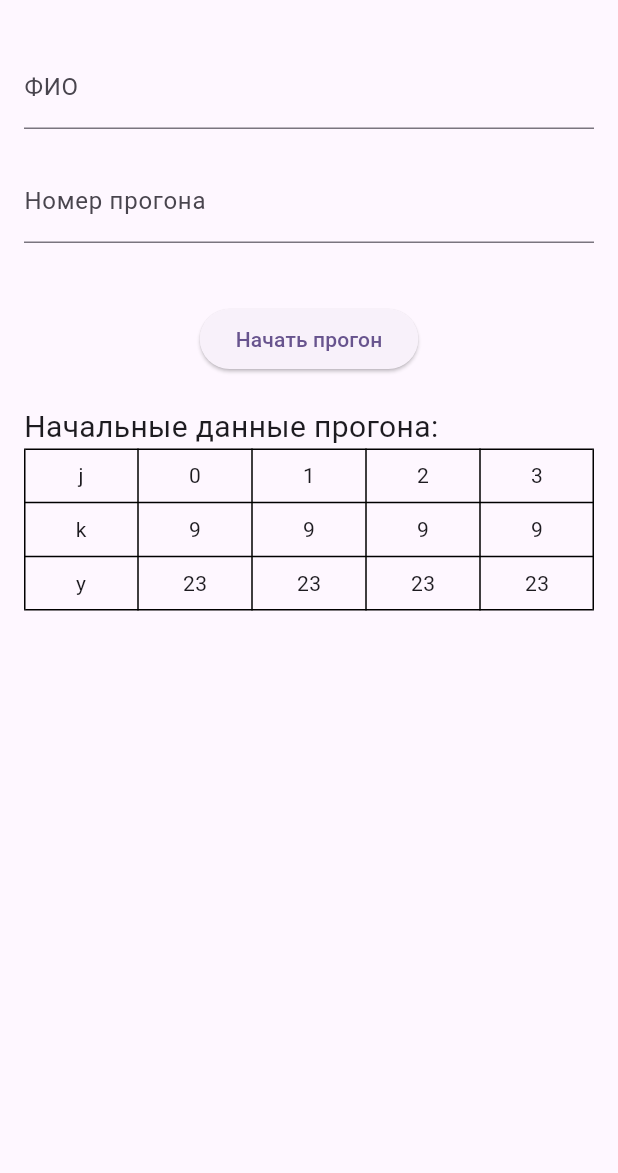
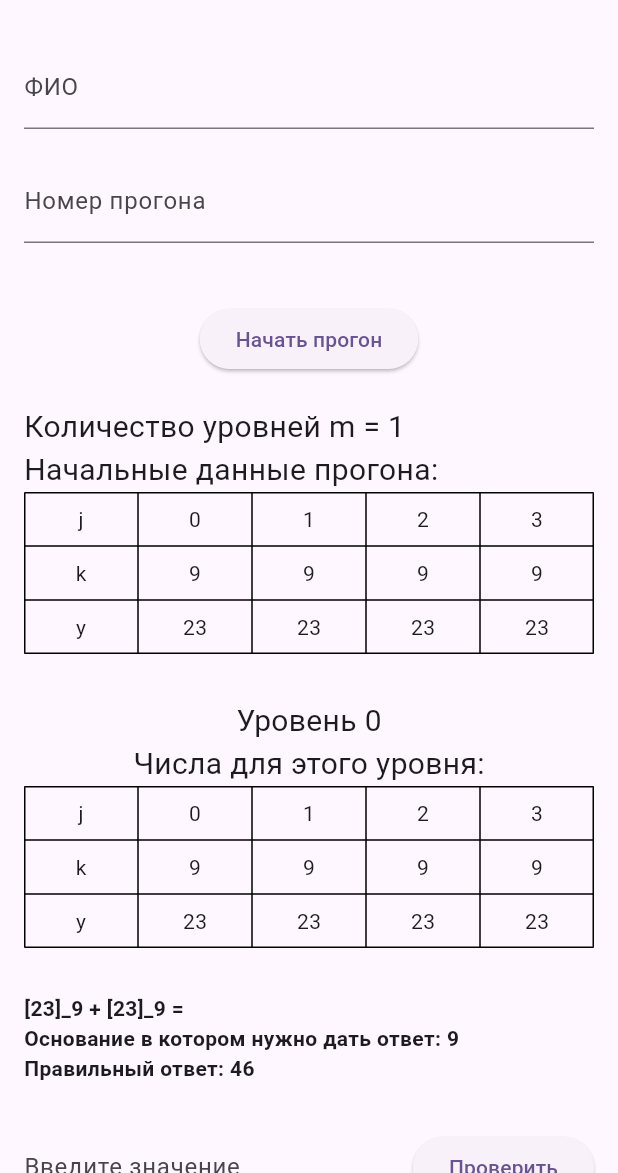
Before and after one commit to reffy33/arifmetic_operations, a Flutter app: the screen it shows after launch, after a tap on "Начать прогон", on a phone screen of 412 x 824 dp, the part 63-1236 px from its top. Run offline on Flutter 3.47's test engine with Material 3 defaults, Android fonts, the phone set to English and light mode, and no system bars.

Commit message:
уровни и прогоны работают

```diff
--- a/lib/backend/problem.dart
+++ b/lib/backend/problem.dart
@@ -7,6 +7,7 @@ class Problem {
   final String operation;
   final int targetBase;
   late String correctAnswer;
+  late bool correct;
   String? userAnswer;
 
   Problem(this.num1, this.num2, this.operation, this.targetBase) {
@@ -51,27 +52,22 @@ class Problem {
     var num1String = num1.toString();
     var num2String = num2.toString();
     StringBuffer sb = StringBuffer();
+    sb.writeln("$num1String $operation $num2String = ");
     sb.writeln("Основание в котором нужно дать ответ: $targetBase");
-    sb.writeln("$num1String $operation $num2String = ");
     return sb.toString();
-  }
-
-  String isUserRight() {
-    return (userAnswer == correctAnswer) ? 'Верно' : 'Неверно';
   }
 
   String toStringFull() {
     StringBuffer sb = StringBuffer();
     var num1String = num1.toString();
     var num2String = num2.toString();
-    // var rightString = isUserRight();
     sb.writeln("$num1String $operation $num2String = ");
     sb.writeln("Основание в котором нужно дать ответ: $targetBase");
     sb.writeln("Правильный ответ: $correctAnswer");
-    // if (!(userAnswer == null)) {
-    //   sb.writeln("Ваш ответ: $userAnswer");
-    //   sb.writeln(rightString);
-    // }
+    if (!(userAnswer == null)) {
+      sb.writeln("Ваш ответ: $userAnswer");
+      sb.writeln((userAnswer == correctAnswer) ? 'Верно' : 'Неверно');
+    }
     return sb.toString();
   }
 }
--- /dev/null
+++ b/lib/frontend/check_problem_tile.dart
@@ -0,0 +1,89 @@
+import 'package:arifmetic_operations/backend/problem.dart';
+import 'package:flutter/material.dart';
+
+class CheckRowWidget extends StatefulWidget {
+  final Problem problem;
+  final TextEditingController controller;
+
+  const CheckRowWidget({
+    Key? key,
+    required this.problem,
+    required this.controller,
+  }) : super(key: key);
+
+  @override
+  State<CheckRowWidget> createState() => _CheckRowWidgetState();
+}
+
+class _CheckRowWidgetState extends State<CheckRowWidget> {
+  bool result = false;
+  bool showResult = false;
+
+  void setResult(bool newValue) {
+    setState(() {
+      showResult = true;
+      result = newValue;
+    });
+  }
+
+  @override
+  Widget build(BuildContext context) {
+    return Padding(
+      padding: const EdgeInsets.only(bottom: 20.0),
+      child: Column(
+        crossAxisAlignment: CrossAxisAlignment.start,
+        children: <Widget>[
+          Padding(
+            padding: const EdgeInsets.only(bottom: 8.0),
+            child: Text(
+              widget.problem.toStringFull(),
+              style: const TextStyle(fontWeight: FontWeight.bold),
+            ),
+          ),
+          Row(
+            children: <Widget>[
+              Expanded(
+                child: TextField(
+                  enabled: !showResult,
+                  controller: widget.controller,
+                  decoration:
+                      const InputDecoration(labelText: 'Введите значение'),
+                ),
+              ),
+              (!showResult)
+                  ? ElevatedButton(
+                      onPressed: () {
+                        widget.problem.userAnswer = widget.controller.text;
+                        if (widget.controller.text ==
+                            widget.problem.correctAnswer) {
+                          setResult(true);
+                          widget.problem.correct = true;
+                        } else {
+                          setResult(false);
+                          widget.problem.correct = false;
+                        }
+                      },
+                      child: const Text('Проверить'),
+                    )
+                  : const SizedBox(),
+            ],
+          ),
+          const SizedBox(height: 8.0),
+          showResult
+              ? Text(
+                  (result) ? 'Правильно' : 'Неправильно',
+                  style: TextStyle(
+                    color: result ? Colors.green : Colors.red,
+                  ),
+                )
+              : const SizedBox(),
+          showResult
+              ? Text(
+                  'Правильный ответ: ${widget.problem.correctAnswer}',
+                )
+              : const SizedBox(),
+        ],
+      ),
+    );
+  }
+}
--- /dev/null
+++ b/lib/frontend/problems_widget.dart
@@ -0,0 +1,20 @@
+import 'package:flutter/material.dart';
+import 'package:arifmetic_operations/backend/problem.dart';
+
+class ProblemListWidget extends StatelessWidget {
+  final List<Problem> problems;
+
+  ProblemListWidget(this.problems);
+
+  @override
+  Widget build(BuildContext context) {
+    return ListView.builder(
+      itemCount: problems.length,
+      itemBuilder: (context, index) {
+        return ListTile(
+          title: Text(problems[index].toStringFull()),
+        );
+      },
+    );
+  }
+}
--- a/lib/frontend/trial_widget.dart
+++ b/lib/frontend/trial_widget.dart
@@ -1,4 +1,7 @@
+import 'package:arifmetic_operations/backend/level.dart';
+import 'package:arifmetic_operations/backend/problem.dart';
 import 'package:arifmetic_operations/backend/trail.dart';
+import 'package:arifmetic_operations/frontend/check_problem_tile.dart';
 import 'package:arifmetic_operations/frontend/numbers_table.dart';
 import 'package:flutter/material.dart';
 
@@ -6,20 +9,76 @@ class TrialWidget extends StatefulWidget {
   final String? fio;
   final int? trialNumber;
   final Trial trial;
-  const TrialWidget({super.key, this.fio, this.trialNumber, required this.trial});
+  const TrialWidget(
+      {super.key, this.fio, this.trialNumber, required this.trial});
 
   @override
   State<TrialWidget> createState() => _TrialWidgetState();
 }
 
 class _TrialWidgetState extends State<TrialWidget> {
-  // final trial = Trial.createFirstLevel();
+  var contorllers = [];
+  Widget levelWidget = const SizedBox();
+  int currentLevelIndex = 0;
+
+  void showNextLevel(Level level) {
+    setState(() {
+      levelWidget = showLevel(level);
+    });
+  }
+
+  List<Widget> createProblemsList(List<Problem> problems) {
+    List<Widget> problemsWidget = [];
+    for (int i = 0; i < problems.length; i++) {
+      contorllers.add(TextEditingController());
+      problemsWidget.add(CheckRowWidget(
+        problem: problems[i],
+        controller: contorllers[i],
+      ));
+    }
+    return problemsWidget;
+  }
+
+  Widget showLevel(Level level) {
+    return Column(
+      children: [
+        Text('Уровень $currentLevelIndex',
+            style: const TextStyle(fontSize: 20)),
+        const Text('Числа для этого уровня:', style: TextStyle(fontSize: 20)),
+        NumbersTable(numbers: level.numbers),
+        const SizedBox(height: 30),
+        ...createProblemsList(level.problems)
+      ],
+    );
+  }
+
   @override
   Widget build(BuildContext context) {
-    return Column(crossAxisAlignment: CrossAxisAlignment.start,
-    children: [
+    var trial = widget.trial;
+
+    return Column(crossAxisAlignment: CrossAxisAlignment.start, children: [
+      Text('Количество уровней m = ${trial.levelCount}',
+          style: const TextStyle(fontSize: 20)),
       const Text('Начальные данные прогона:', style: TextStyle(fontSize: 20)),
-      NumbersTable(numbers: widget.trial.initialNumbers)
-      ]);
+      NumbersTable(numbers: trial.initialNumbers),
+      const SizedBox(height: 30),
+      showLevel(trial.currentLevel),
+      (currentLevelIndex < trial.levelCount - 1)
+      ?
+      ElevatedButton(
+        onPressed: () {
+          var newLevel = trial.addLevel();
+          currentLevelIndex += 1;
+          showNextLevel(newLevel);
+        },
+        child: const Text('Следующий уровень'),
+      )
+      : ElevatedButton(
+        onPressed: () {
+          print('File!');
+        },
+        child: const Text('Создать протокол прогона'),
+      )
+    ]);
   }
 }
--- a/lib/main.dart
+++ b/lib/main.dart
@@ -1,7 +1,4 @@
 import 'dart:math';
-
-import 'package:arifmetic_operations/backend/level.dart';
-import 'package:arifmetic_operations/backend/number.dart';
 import 'package:arifmetic_operations/backend/trail.dart';
 import 'package:arifmetic_operations/frontend/trial_widget.dart';
 import 'package:flutter/material.dart';
```
Also changed, not shown: pubspec.lock.
